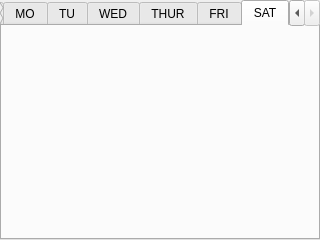
Qt form wineventschedule.ui (ggalt/qThermostat) before a commit.
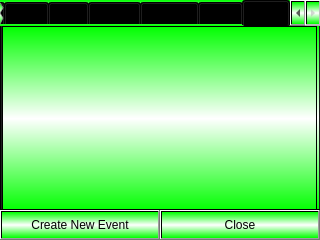
The same form after that commit. The open tabs and pages were chosen to show the change.

The edit to the form file:
```diff
--- a/wineventschedule.ui
+++ b/wineventschedule.ui
@@ -13,13 +13,16 @@
   <property name="windowTitle">
    <string>Form</string>
   </property>
+  <property name="styleSheet">
+   <string notr="true">background-color: qlineargradient(spread:reflect, x1:0, y1:0, x2:0, y2:0.5, stop:0 rgba(0, 255, 0, 255), stop:1 rgba(255, 255, 255, 255));</string>
+  </property>
   <widget class="QTabWidget" name="tabWidget">
    <property name="geometry">
     <rect>
      <x>0</x>
      <y>0</y>
-     <width>320</width>
-     <height>240</height>
+     <width>321</width>
+     <height>211</height>
     </rect>
    </property>
    <property name="currentIndex">
@@ -59,8 +62,44 @@
     <attribute name="title">
      <string>SAT</string>
     </attribute>
+    <widget class="QListView" name="listViewSaturday">
+     <property name="geometry">
+      <rect>
+       <x>0</x>
+       <y>0</y>
+       <width>315</width>
+       <height>185</height>
+      </rect>
+     </property>
+    </widget>
    </widget>
   </widget>
+  <widget class="QPushButton" name="btnAccept">
+   <property name="geometry">
+    <rect>
+     <x>0</x>
+     <y>210</y>
+     <width>160</width>
+     <height>30</height>
+    </rect>
+   </property>
+   <property name="text">
+    <string>Create New Event</string>
+   </property>
+  </widget>
+  <widget class="QPushButton" name="btnCancel">
+   <property name="geometry">
+    <rect>
+     <x>160</x>
+     <y>210</y>
+     <width>160</width>
+     <height>30</height>
+    </rect>
+   </property>
+   <property name="text">
+    <string>Close</string>
+   </property>
+  </widget>
  </widget>
  <resources/>
  <connections/>
```
Left out of the diff: 62 changed lines with no effect on the pictures.
